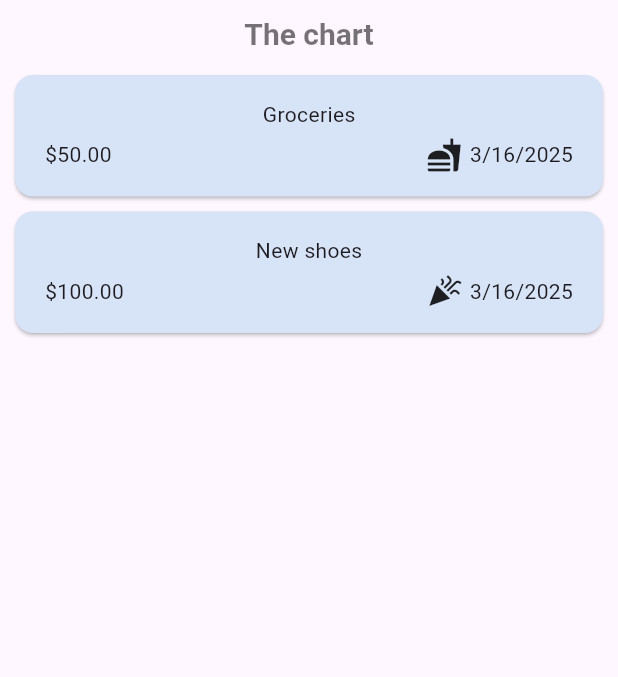
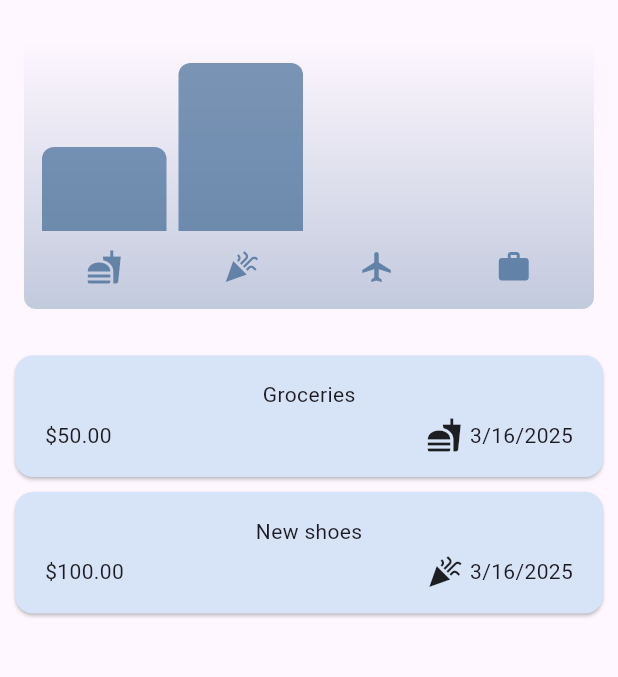
Before and after one commit to satyampra73/Expense_Tracker, a Flutter app: the screen it shows after launch, on a phone screen of 412 x 824 dp, the part 84-761 px from its top. Run offline on Flutter 3.47's test engine with Material 3 defaults, Android fonts, the phone set to English and light mode, and no system bars.

Commit message:
chart added for expenses result

```diff
--- a/lib/widgets/expenses.dart
+++ b/lib/widgets/expenses.dart
@@ -1,3 +1,4 @@
+import 'package:expense_tracker/chart/chart.dart';
 import 'package:expense_tracker/widgets/expenses_list/expenses_list.dart';
 import 'package:expense_tracker/model/expense.dart';
 import 'package:expense_tracker/widgets/new_expense.dart';
@@ -90,10 +91,7 @@ class _ExpensesState extends State<Expenses> {
       ),
       body: Column(children: [
         SizedBox(height: 10),
-        Text(
-        'The chart',
-        style: Theme.of(context).textTheme.titleLarge,
-        ),
+        Chart(expenses: _registeredExpenses),
         SizedBox(height: 10),
         Expanded(child: mainContent)]
         ),
```
